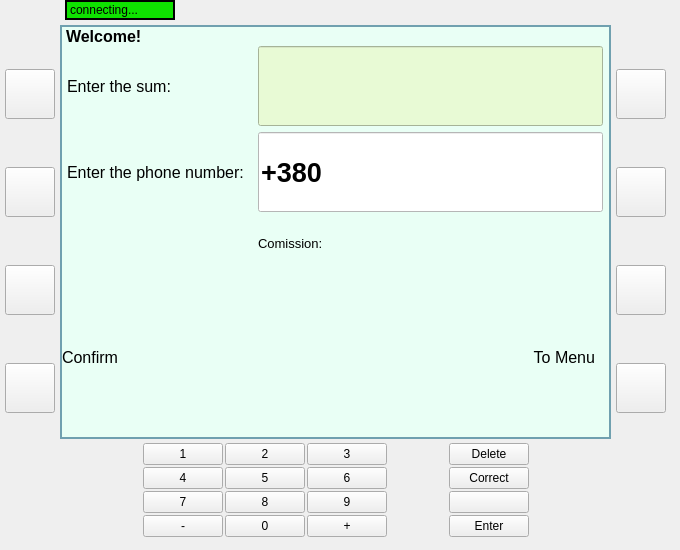
Before: the Qt Designer form ATM_Project/mainwindow.ui in artikgak/MOOP_ATM, drawn with Qt 5.
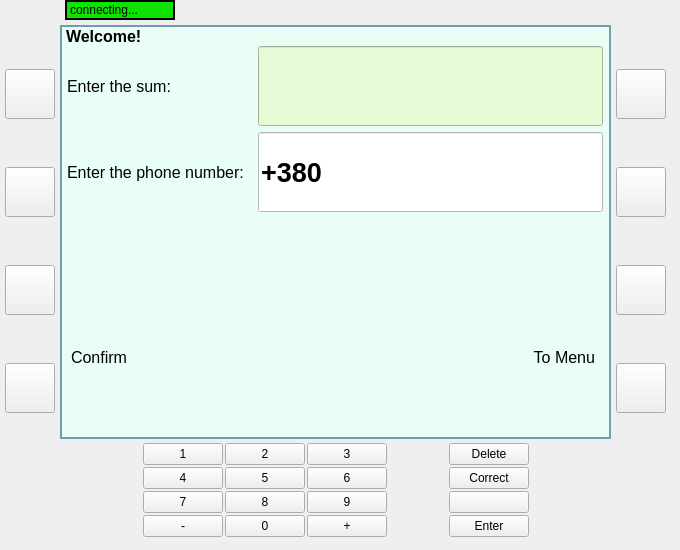
After: the same form once the commit is applied. The open tabs and pages were chosen to show the change. Icons and pictures are not drawn.

Patch:
```diff
--- a/ATM_Project/mainwindow.ui
+++ b/ATM_Project/mainwindow.ui
@@ -1195,7 +1195,7 @@
                 </font>
                </property>
                <property name="styleSheet">
-                <string notr="true"/>
+                <string notr="true">margin-left:5px;</string>
                </property>
                <property name="text">
                 <string>Confirm</string>
@@ -1351,24 +1351,6 @@
              </item>
              <item row="2" column="1">
               <widget class="QWidget" name="widget_18" native="true">
-               <widget class="QLabel" name="label_40">
-                <property name="geometry">
-                 <rect>
-                  <x>0</x>
-                  <y>10</y>
-                  <width>71</width>
-                  <height>31</height>
-                 </rect>
-                </property>
-                <property name="font">
-                 <font>
-                  <pointsize>10</pointsize>
-                 </font>
-                </property>
-                <property name="text">
-                 <string>Comission:</string>
-                </property>
-               </widget>
                <widget class="QLabel" name="phoneCommision">
                 <property name="geometry">
                  <rect>
```
Left out of the diff: 2 changed lines with no effect on the pictures.
